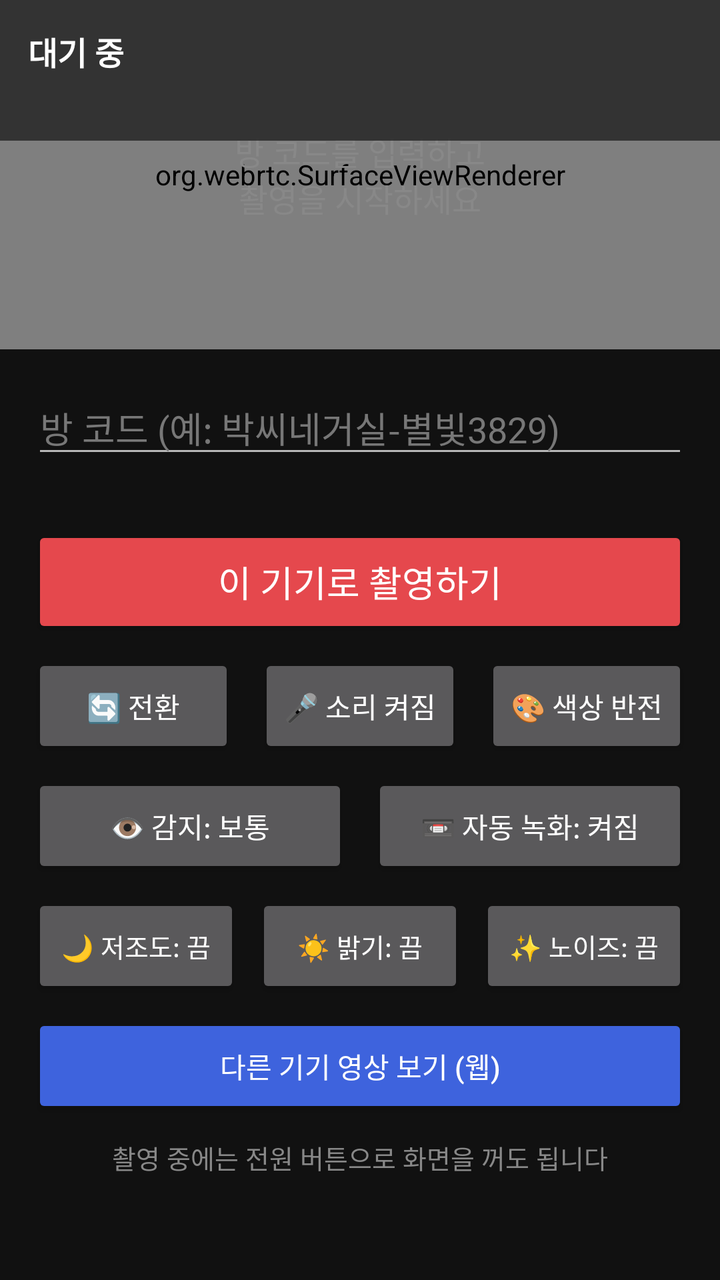
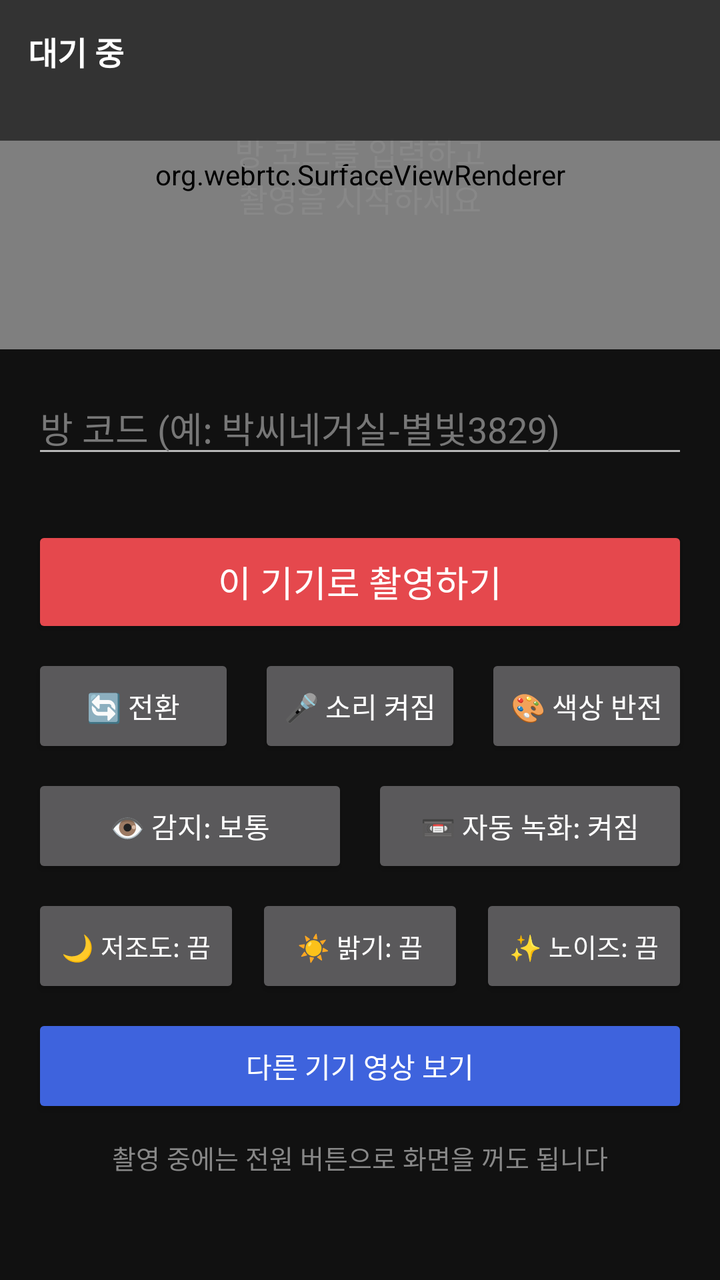

Before-and-after screenshots of an Android layout around one commit, followed by the original layout XML and the change that was made.
<!-- AndroidManifest.xml: application theme Theme.BakCTV -->
<!-- res/layout/activity_main.xml -->
<?xml version="1.0" encoding="utf-8"?>
<LinearLayout xmlns:android="http://schemas.android.com/apk/res/android"
    android:layout_width="match_parent"
    android:layout_height="match_parent"
    android:orientation="vertical"
    android:background="#111111">

    
    <FrameLayout
        android:layout_width="match_parent"
        android:layout_height="0dp"
        android:layout_weight="1"
        android:background="#000000">

        <org.webrtc.SurfaceViewRenderer
            android:id="@+id/preview"
            android:layout_width="match_parent"
            android:layout_height="match_parent" />

        <TextView
            android:id="@+id/placeholder"
            android:layout_width="match_parent"
            android:layout_height="match_parent"
            android:gravity="center"
            android:padding="24dp"
            android:text="방 코드를 입력하고\n촬영을 시작하세요"
            android:textColor="#888888"
            android:textSize="16sp" />

        <LinearLayout
            android:layout_width="match_parent"
            android:layout_height="wrap_content"
            android:orientation="vertical"
            android:padding="14dp"
            android:background="#99000000">

            <TextView
                android:id="@+id/status"
                android:layout_width="wrap_content"
                android:layout_height="wrap_content"
                android:text="대기 중"
                android:textColor="#FFFFFF"
                android:textSize="16sp"
                android:textStyle="bold" />

            <TextView
                android:id="@+id/detail"
                android:layout_width="wrap_content"
                android:layout_height="wrap_content"
                android:textColor="#CCCCCC"
                android:textSize="14sp" />
        </LinearLayout>

        <TextView
            android:id="@+id/talkBadge"
            android:layout_width="wrap_content"
            android:layout_height="wrap_content"
            android:layout_gravity="bottom|center_horizontal"
            android:layout_marginBottom="16dp"
            android:background="#E630A46C"
            android:paddingStart="18dp"
            android:paddingEnd="18dp"
            android:paddingTop="10dp"
            android:paddingBottom="10dp"
            android:text="🔊 가족이 말하는 중"
            android:textColor="#FFFFFF"
            android:textSize="16sp"
            android:textStyle="bold"
            android:visibility="gone" />
    </FrameLayout>

    
    <LinearLayout
        android:layout_width="match_parent"
        android:layout_height="wrap_content"
        android:orientation="vertical"
        android:padding="16dp">

        <EditText
            android:id="@+id/code"
            android:layout_width="match_parent"
            android:layout_height="wrap_content"
            android:hint="방 코드 (예: 박씨네거실-별빛3829)"
            android:inputType="text"
            android:maxLines="1"
            android:textColor="#FFFFFF"
            android:textColorHint="#777777"
            android:textSize="18sp" />

        <TextView
            android:id="@+id/codeCheck"
            android:layout_width="match_parent"
            android:layout_height="wrap_content"
            android:layout_marginBottom="10dp"
            android:textSize="14sp" />

        <Button
            android:id="@+id/startStop"
            android:layout_width="match_parent"
            android:layout_height="56dp"
            android:backgroundTint="#E5484D"
            android:text="이 기기로 촬영하기"
            android:textColor="#FFFFFF"
            android:textSize="18sp" />

        <LinearLayout
            android:layout_width="match_parent"
            android:layout_height="wrap_content"
            android:layout_marginTop="8dp"
            android:orientation="horizontal">

            <Button
                android:id="@+id/flip"
                android:layout_width="0dp"
                android:layout_height="52dp"
                android:layout_weight="1"
                android:layout_marginEnd="6dp"
                android:text="🔄 전환" />

            <Button
                android:id="@+id/mic"
                android:layout_width="0dp"
                android:layout_height="52dp"
                android:layout_weight="1"
                android:layout_marginStart="6dp"
                android:layout_marginEnd="6dp"
                android:text="🎤 소리 켜짐" />

            <Button
                android:id="@+id/invert"
                android:layout_width="0dp"
                android:layout_height="52dp"
                android:layout_weight="1"
                android:layout_marginStart="6dp"
                android:text="🎨 색상 반전" />
        </LinearLayout>

        <LinearLayout
            android:layout_width="match_parent"
            android:layout_height="wrap_content"
            android:layout_marginTop="8dp"
            android:orientation="horizontal">

            <Button
                android:id="@+id/motion"
                android:layout_width="0dp"
                android:layout_height="52dp"
                android:layout_weight="1"
                android:layout_marginEnd="6dp"
                android:text="👁 감지: 보통" />

            <Button
                android:id="@+id/record"
                android:layout_width="0dp"
                android:layout_height="52dp"
                android:layout_weight="1"
                android:layout_marginStart="6dp"
                android:text="📼 자동 녹화: 켜짐" />
        </LinearLayout>

        <LinearLayout
            android:layout_width="match_parent"
            android:layout_height="wrap_content"
            android:layout_marginTop="8dp"
            android:orientation="horizontal">

            <Button
                android:id="@+id/lowLight"
                android:layout_width="0dp"
                android:layout_height="52dp"
                android:layout_weight="1"
                android:layout_marginEnd="4dp"
                android:textSize="13sp"
                android:text="🌙 저조도: 끔" />

            <Button
                android:id="@+id/boost"
                android:layout_width="0dp"
                android:layout_height="52dp"
                android:layout_weight="1"
                android:layout_marginStart="4dp"
                android:layout_marginEnd="4dp"
                android:textSize="13sp"
                android:text="☀ 밝기: 끔" />

            <Button
                android:id="@+id/denoise"
                android:layout_width="0dp"
                android:layout_height="52dp"
                android:layout_weight="1"
                android:layout_marginStart="4dp"
                android:textSize="13sp"
                android:text="✨ 노이즈: 끔" />
        </LinearLayout>

        <Button
            android:id="@+id/openWeb"
            android:layout_width="match_parent"
            android:layout_height="52dp"
            android:layout_marginTop="8dp"
            android:backgroundTint="#3E63DD"
            android:text="다른 기기 영상 보기 (웹)"
            android:textColor="#FFFFFF" />

        <TextView
            android:layout_width="match_parent"
            android:layout_height="wrap_content"
            android:layout_marginTop="10dp"
            android:gravity="center"
            android:text="촬영 중에는 전원 버튼으로 화면을 꺼도 됩니다"
            android:textColor="#888888"
            android:textSize="13sp" />

        <TextView
            android:id="@+id/versionInfo"
            android:layout_width="match_parent"
            android:layout_height="wrap_content"
            android:layout_marginTop="6dp"
            android:gravity="center"
            android:padding="6dp"
            android:textColor="#6E8BFF"
            android:textSize="13sp" />
    </LinearLayout>
</LinearLayout>
<!-- resources referenced by this layout -->
<resources>
  <style name="Theme.BakCTV" parent="android:Theme.Material.NoActionBar">
          <item name="android:windowBackground">#111111</item>
          <item name="android:statusBarColor">#111111</item>
          <item name="android:navigationBarColor">#111111</item>
      </style>
</resources>

<!-- the commit's change to res/layout/activity_main.xml (unified diff, before → after) -->
@@ -199,7 +199,7 @@
             android:layout_height="52dp"
             android:layout_marginTop="8dp"
             android:backgroundTint="#3E63DD"
-            android:text="다른 기기 영상 보기 (웹)"
+            android:text="다른 기기 영상 보기"
             android:textColor="#FFFFFF" />
 
         <TextView
